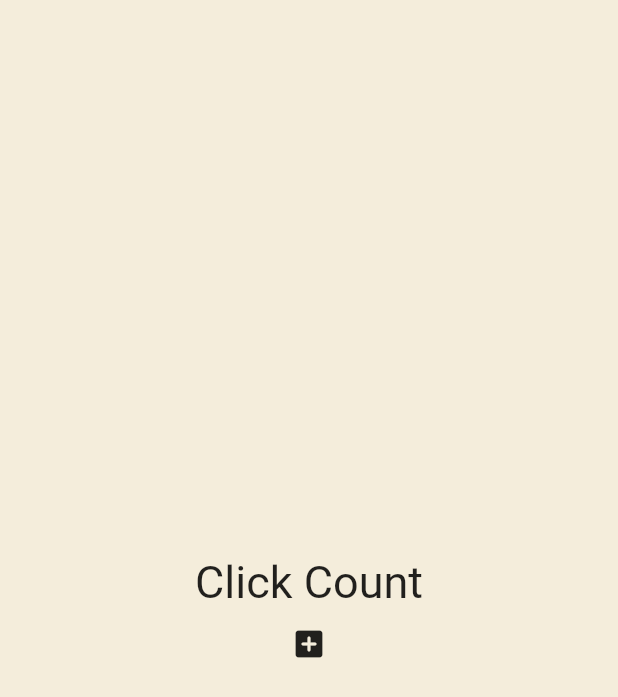
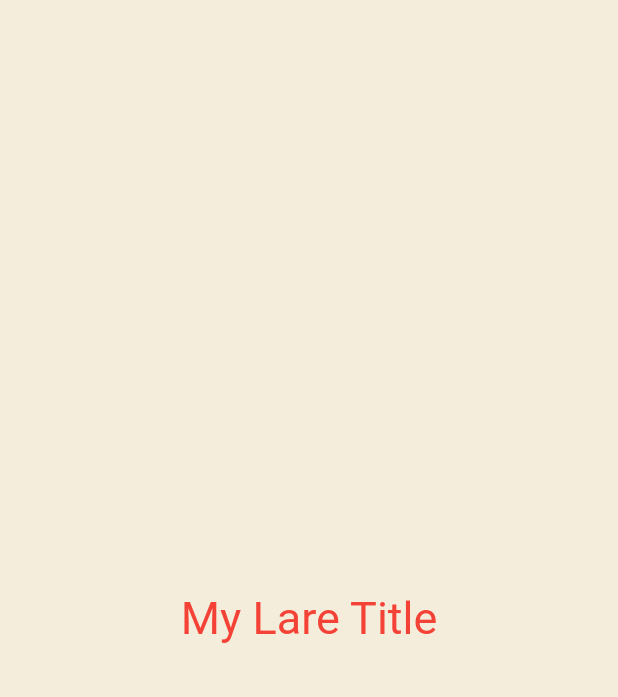
Before and after one commit to sora-yeon/flutter-toonflix, a Flutter app: the screen it shows after launch, on a phone screen of 412 x 824 dp. Shown: the top 697 px of the screen. Run offline on Flutter 3.47's test engine with Material 2 defaults, Android fonts, the phone set to English and light mode, and no system bars.

Commit message:
theme 적용

```diff
--- a/lib/main.dart
+++ b/lib/main.dart
@@ -12,35 +12,63 @@ class App extends StatefulWidget {
 }
 
 class _AppState extends State<App> {
-  List<int> numbers = [];
-
-  void onClicked() {
-    setState(() {
-      numbers.add(numbers.length);
-    });
-  }
-
   @override
   Widget build(BuildContext context) {
     return MaterialApp(
-      home: Scaffold(
-        backgroundColor: const Color(0xFFF4EDDB),
+      theme: ThemeData(
+        textTheme: const TextTheme(
+          titleLarge: TextStyle(
+            color: Colors.red,
+          ),
+        ),
+      ),
+      home: const Scaffold(
+        backgroundColor: Color(0xFFF4EDDB),
         body: Center(
             child: Column(
           mainAxisAlignment: MainAxisAlignment.center,
           children: [
-            const Text(
-              'Click Count',
-              style: TextStyle(fontSize: 30),
-            ),
-            for (var n in numbers) Text('$n'),
-            IconButton(
-              onPressed: onClicked,
-              icon: const Icon(Icons.add_box_rounded),
-            )
+            MyLargeTitle(),
           ],
         )),
       ),
     );
   }
 }
+
+class MyLargeTitle extends StatefulWidget {
+  const MyLargeTitle({
+    super.key,
+  });
+
+  @override
+  State<MyLargeTitle> createState() => _MyLargeTitleState();
+}
+
+class _MyLargeTitleState extends State<MyLargeTitle> {
+  int count = 0;
+
+  @override
+  void initState() {
+    super.initState();
+    // state가 초기화될 때 호출되는 메서드
+    // 최초 한번만 호출되며, build보다 먼저 호출된다.
+    // 보통은 사용하지 않으나, 부모의 데이터를 state에 초기화 할 때 사용함.
+  }
+
+  @override
+  void dispose() {
+    // 위젯이 사라질 때 호출되는 메서드
+    // API 업데이트나, 이벤트 리스너의 구독 취소 등.. 무언가를 취소할 때 사용함.
+    super.dispose();
+  }
+
+  @override
+  Widget build(BuildContext context) {
+    return Text(
+      'My Lare Title',
+      style: TextStyle(
+          fontSize: 30, color: Theme.of(context).textTheme.titleLarge!.color),
+    );
+  }
+}
```
